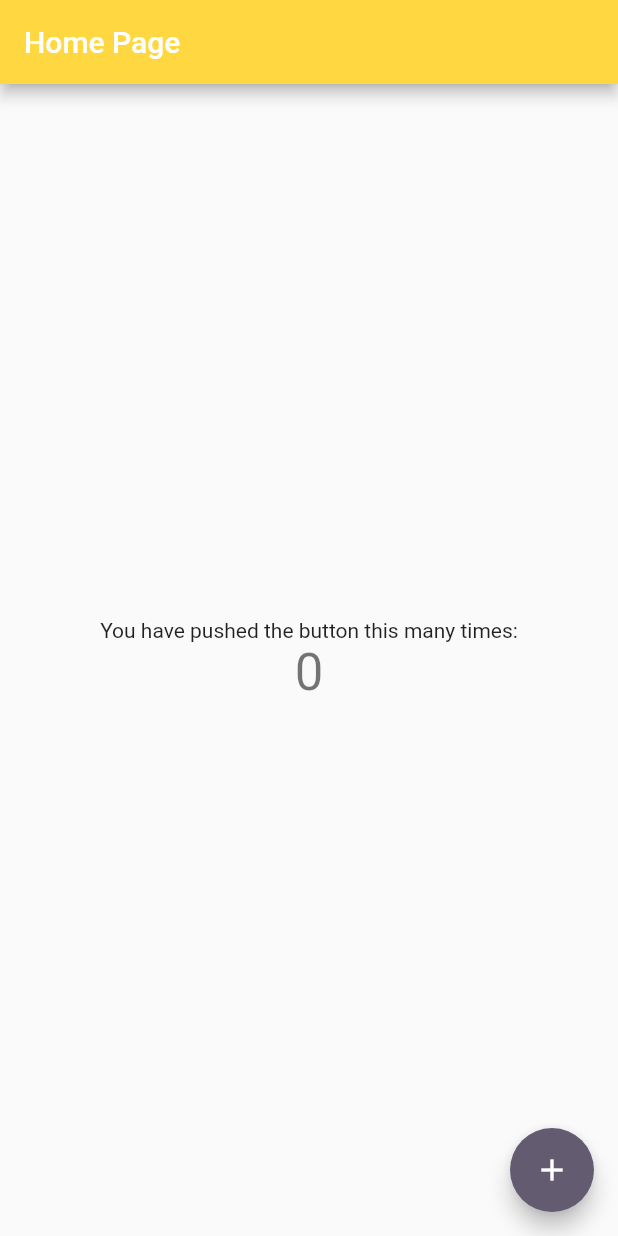
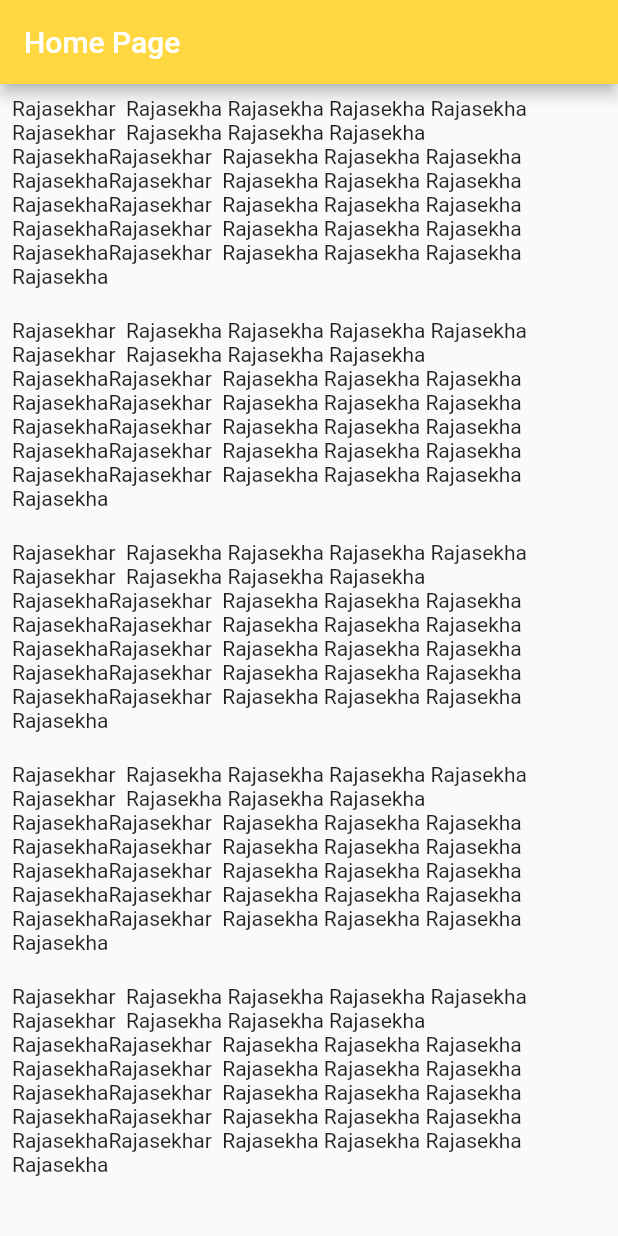
Before and after one commit to raja226/Flutter_ListView, a Flutter app: the screen it shows after launch, on a phone screen of 412 x 824 dp. Run offline on Flutter 3.47's test engine with Material 2 defaults, Android fonts, the phone set to English and light mode, and no system bars.

```diff
--- a/lib/main.dart
+++ b/lib/main.dart
@@ -1,9 +1,7 @@
 import 'package:flutter/material.dart';
 
 void main() {
-  runApp(const MyApp(
-
-  ));
+  runApp(const MyApp());
 }
 
 class MyApp extends StatelessWidget {
@@ -32,41 +30,69 @@ class MyHomePage extends StatefulWidget {
 }
 
 class _MyHomePageState extends State<MyHomePage> {
-  int _counter = 0;
-
-  void _incrementCounter() {
-    setState(() {
-      _counter++;
-    });
-  }
-
   @override
   Widget build(BuildContext context) {
-
     return Scaffold(
       appBar: AppBar(
         backgroundColor: Colors.amberAccent,
         title: Text(widget.title),
       ),
-      body: Center(
-        child: Column(
-          mainAxisAlignment: MainAxisAlignment.center,
-          children: <Widget>[
-            const Text(
-              'You have pushed the button this many times:',
+      body:  Padding(
+        padding:  const EdgeInsets.all(8.0),
+        child:  Container(
+
+          child: const SingleChildScrollView(
+            child:  Column(
+              mainAxisAlignment: MainAxisAlignment.start,
+              children: [
+                Text(
+                    'Rajasekhar  Rajasekha Rajasekha Rajasekha Rajasekha Rajasekhar  Rajasekha Rajasekha Rajasekha RajasekhaRajasekhar  Rajasekha Rajasekha Rajasekha RajasekhaRajasekhar  Rajasekha Rajasekha Rajasekha RajasekhaRajasekhar  Rajasekha Rajasekha Rajasekha RajasekhaRajasekhar  Rajasekha Rajasekha Rajasekha RajasekhaRajasekhar  Rajasekha Rajasekha Rajasekha Rajasekha'),
+                SizedBox(
+                  height: 20,
+                ),
+                Text(
+                    'Rajasekhar  Rajasekha Rajasekha Rajasekha Rajasekha Rajasekhar  Rajasekha Rajasekha Rajasekha RajasekhaRajasekhar  Rajasekha Rajasekha Rajasekha RajasekhaRajasekhar  Rajasekha Rajasekha Rajasekha RajasekhaRajasekhar  Rajasekha Rajasekha Rajasekha RajasekhaRajasekhar  Rajasekha Rajasekha Rajasekha RajasekhaRajasekhar  Rajasekha Rajasekha Rajasekha Rajasekha'),
+                SizedBox(
+                  height: 20,
+                ),
+                Text(
+                    'Rajasekhar  Rajasekha Rajasekha Rajasekha Rajasekha Rajasekhar  Rajasekha Rajasekha Rajasekha RajasekhaRajasekhar  Rajasekha Rajasekha Rajasekha RajasekhaRajasekhar  Rajasekha Rajasekha Rajasekha RajasekhaRajasekhar  Rajasekha Rajasekha Rajasekha RajasekhaRajasekhar  Rajasekha Rajasekha Rajasekha RajasekhaRajasekhar  Rajasekha Rajasekha Rajasekha Rajasekha'),
+                SizedBox(
+                  height: 20,
+                ),
+                Text(
+                    'Rajasekhar  Rajasekha Rajasekha Rajasekha Rajasekha Rajasekhar  Rajasekha Rajasekha Rajasekha RajasekhaRajasekhar  Rajasekha Rajasekha Rajasekha RajasekhaRajasekhar  Rajasekha Rajasekha Rajasekha RajasekhaRajasekhar  Rajasekha Rajasekha Rajasekha RajasekhaRajasekhar  Rajasekha Rajasekha Rajasekha RajasekhaRajasekhar  Rajasekha Rajasekha Rajasekha Rajasekha'),
+                SizedBox(
+                  height: 20,
+                ),
+                Text(
+                    'Rajasekhar  Rajasekha Rajasekha Rajasekha Rajasekha Rajasekhar  Rajasekha Rajasekha Rajasekha RajasekhaRajasekhar  Rajasekha Rajasekha Rajasekha RajasekhaRajasekhar  Rajasekha Rajasekha Rajasekha RajasekhaRajasekhar  Rajasekha Rajasekha Rajasekha RajasekhaRajasekhar  Rajasekha Rajasekha Rajasekha RajasekhaRajasekhar  Rajasekha Rajasekha Rajasekha Rajasekha'),
+                  Padding(
+                    padding: EdgeInsets.all(100.0),
+                    child: Column(
+                      children: [
+                        Text(
+                      'Rajasekhar  Rajasekha Rajasekha Rajasekha Rajasekha Rajasekhar  Rajasekha Rajasekha Rajasekha RajasekhaRajasekhar  Rajasekha Rajasekha Rajasekha RajasekhaRajasekhar  Rajasekha Rajasekha Rajasekha RajasekhaRajasekhar  Rajasekha Rajasekha Rajasekha RajasekhaRajasekhar  Rajasekha Rajasekha Rajasekha RajasekhaRajasekhar  Rajasekha Rajasekha Rajasekha Rajasekha'),
+                                  SizedBox(
+                    height: 20,
+                                  ),
+                                  Text(
+                      'Rajasekhar  Rajasekha Rajasekha Rajasekha Rajasekha Rajasekhar  Rajasekha Rajasekha Rajasekha RajasekhaRajasekhar  Rajasekha Rajasekha Rajasekha RajasekhaRajasekhar  Rajasekha Rajasekha Rajasekha RajasekhaRajasekhar  Rajasekha Rajasekha Rajasekha RajasekhaRajasekhar  Rajasekha Rajasekha Rajasekha RajasekhaRajasekhar  Rajasekha Rajasekha Rajasekha Rajasekha'),
+                                  SizedBox(
+                    height: 20,
+                                  )
+                      ],
+                    ),
+                  )
+              ],
             ),
-            Text(
-              '$_counter',
-              style: Theme.of(context).textTheme.headlineMedium,
-            ),
-          ],
+
+
+          ),
+
+
         ),
       ),
-      floatingActionButton: FloatingActionButton(
-        onPressed: _incrementCounter,
-        tooltip: 'Increment',
-        child: const Icon(Icons.add),
-      ), // This trailing comma makes auto-formatting nicer for build methods.
     );
   }
 }
```
